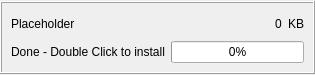
Above: modorganizer/src/downloadlistwidget.ui from Holt59/mo2-merge before the change. Below: the same form after it.
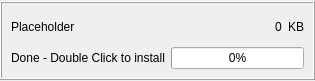
That is the form after the change.

What changed in the file:
```diff
--- a/modorganizer/src/downloadlistwidget.ui
+++ b/modorganizer/src/downloadlistwidget.ui
@@ -7,7 +7,7 @@
     <x>0</x>
     <y>0</y>
     <width>315</width>
-    <height>75</height>
+    <height>81</height>
    </rect>
   </property>
   <property name="contextMenuPolicy">
```
Left out of the diff: 2 changed lines with no effect on the pictures.
